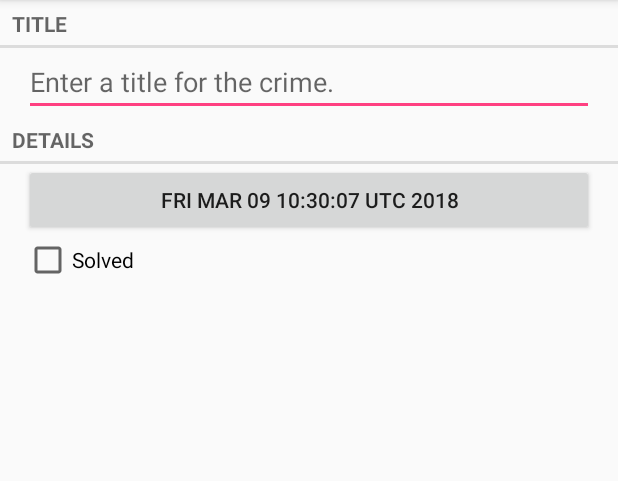
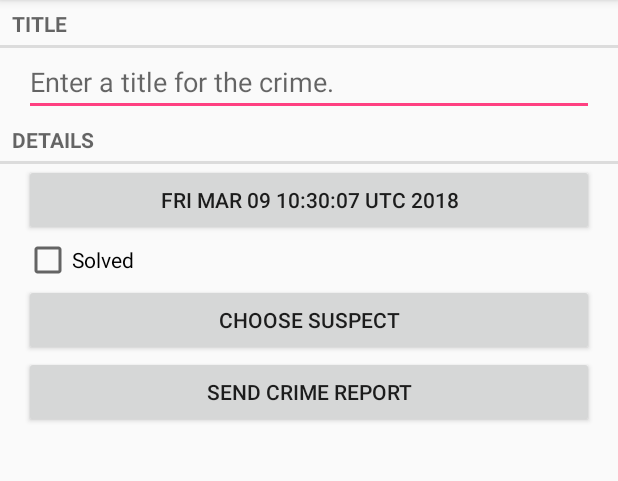
Before and after one commit to DoorUpstairs/Android, an Android app: the screen it shows after launch (CrimePagerActivity), after a tap on "New Crime", on a phone screen of 412 x 824 dp, the part 84-565 px from its top. Run offline under Robolectric (Android 15) with nearby library versions, the phone set to English and light mode, and no system bars.

Commit message:
SQLite updates

```diff
--- a/CriminalIntent/app/src/main/java/com/texadev/android/criminalintent/Crime.java
+++ b/CriminalIntent/app/src/main/java/com/texadev/android/criminalintent/Crime.java
@@ -12,6 +12,7 @@ public class Crime {
     private String mTitle;
     private Date mDate;
     private boolean mSolved;
+    private String mSuspect;
 
     public Date getDate() {
         return mDate;
@@ -27,6 +28,14 @@ public class Crime {
 
     public void setSolved(boolean solved) {
         mSolved = solved;
+    }
+
+    public String getSuspect() {
+        return mSuspect;
+    }
+
+    public void setSuspect(String suspect) {
+        mSuspect = suspect;
     }
     public UUID getId() {
         return mId;
@@ -51,4 +60,5 @@ public class Crime {
         mDate = new Date();
     }
 
+
 }
--- a/CriminalIntent/app/src/main/java/com/texadev/android/criminalintent/CrimeLab.java
+++ b/CriminalIntent/app/src/main/java/com/texadev/android/criminalintent/CrimeLab.java
@@ -98,6 +98,7 @@ public class CrimeLab {
         values.put(CrimeTable.Cols.TITLE, crime.getTitle());
         values.put(CrimeTable.Cols.DATE, crime.getDate().getTime());
         values.put(CrimeTable.Cols.SOLVED, crime.isSolved() ? 1 : 0);
+        values.put(CrimeTable.Cols.SUSPECT, crime.getSuspect());
 
         return values;
     }
--- a/CriminalIntent/app/src/main/java/com/texadev/android/criminalintent/database/CrimeBaseHelper.java
+++ b/CriminalIntent/app/src/main/java/com/texadev/android/criminalintent/database/CrimeBaseHelper.java
@@ -25,7 +25,8 @@ public class CrimeBaseHelper extends SQLiteOpenHelper{
             CrimeTable.Cols.UUID + "," +
             CrimeTable.Cols.TITLE + ", " +
             CrimeTable.Cols.DATE + ", " +
-            CrimeTable.Cols.SOLVED +
+            CrimeTable.Cols.SOLVED + ", " +
+            CrimeTable.Cols.SUSPECT +
             ")"
         );
     }
--- a/CriminalIntent/app/src/main/java/com/texadev/android/criminalintent/database/CrimeCursorWrapper.java
+++ b/CriminalIntent/app/src/main/java/com/texadev/android/criminalintent/database/CrimeCursorWrapper.java
@@ -23,11 +23,13 @@ public class CrimeCursorWrapper extends CursorWrapper {
         String title = getString(getColumnIndex(CrimeTable.Cols.TITLE));
         long date = getLong(getColumnIndex(CrimeTable.Cols.DATE));
         int isSolved = getInt(getColumnIndex(CrimeTable.Cols.SOLVED));
+        String suspect = getString(getColumnIndex(CrimeTable.Cols.SUSPECT));
 
         Crime crime = new Crime(UUID.fromString(uuidString));
         crime.setTitle(title);
         crime.setDate(new Date(date));
         crime.setSolved(isSolved != 0);
+        crime.setSuspect(suspect);
         return crime;
     }
 }
--- a/CriminalIntent/app/src/main/java/com/texadev/android/criminalintent/database/CrimeDbSchema.java
+++ b/CriminalIntent/app/src/main/java/com/texadev/android/criminalintent/database/CrimeDbSchema.java
@@ -13,6 +13,7 @@ public class CrimeDbSchema {
             public static final String TITLE = "title";
             public static final String DATE = "date";
             public static final String SOLVED = "solved";
+            public static final String SUSPECT = "suspect";
         }
     }
 }
--- a/CriminalIntent/app/src/main/res/layout-land/fragment_crime.xml
+++ b/CriminalIntent/app/src/main/res/layout-land/fragment_crime.xml
@@ -44,6 +44,21 @@
             android:layout_height="wrap_content"
             android:layout_weight="1"
             android:text="@string/crime_solved_label"/>
+        <Button
+            android:id="@+id/crime_suspect"
+            android:layout_width="match_parent"
+            android:layout_height="wrap_content"
+            android:layout_weight="1"
+            android:text="@string/crime_suspect_text"
+            />
+
+        <Button
+            android:id="@+id/crime_report"
+            android:layout_width="match_parent"
+            android:layout_height="wrap_content"
+            android:layout_weight="1"
+            android:text="@string/crime_report_text"
+            />
 
     </LinearLayout>
 
--- a/CriminalIntent/app/src/main/res/layout/fragment_crime.xml
+++ b/CriminalIntent/app/src/main/res/layout/fragment_crime.xml
@@ -38,4 +38,22 @@
         android:layout_marginRight="16dp"
         android:text="@string/crime_solved_label" />
 
+    <Button
+        android:id="@+id/crime_suspect"
+        android:layout_width="match_parent"
+        android:layout_height="wrap_content"
+        android:layout_marginLeft="16dp"
+        android:layout_marginRight="16dp"
+        android:text="@string/crime_suspect_text"
+        />
+
+    <Button
+        android:id="@+id/crime_report"
+        android:layout_width="match_parent"
+        android:layout_height="wrap_content"
+        android:layout_marginLeft="16dp"
+        android:layout_marginRight="16dp"
+        android:text="@string/crime_report_text"
+        />
+
 </LinearLayout>
--- a/CriminalIntent/app/src/main/res/values/strings.xml
+++ b/CriminalIntent/app/src/main/res/values/strings.xml
@@ -11,4 +11,6 @@
     <string name="show_subtitle">Show Subtitle</string>
     <string name="hide_subtitle">Hide Subtitle</string>
     <string name="subtitle_format">%1$d crimes</string>
+    <string name="crime_suspect_text">Choose Suspect</string>
+    <string name="crime_report_text">Send Crime Report</string>
 </resources>
```
